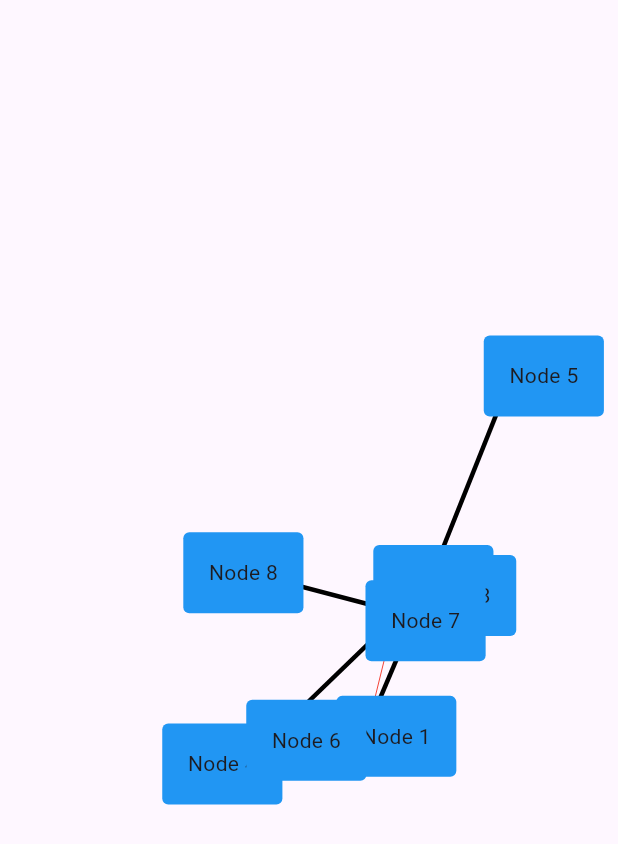
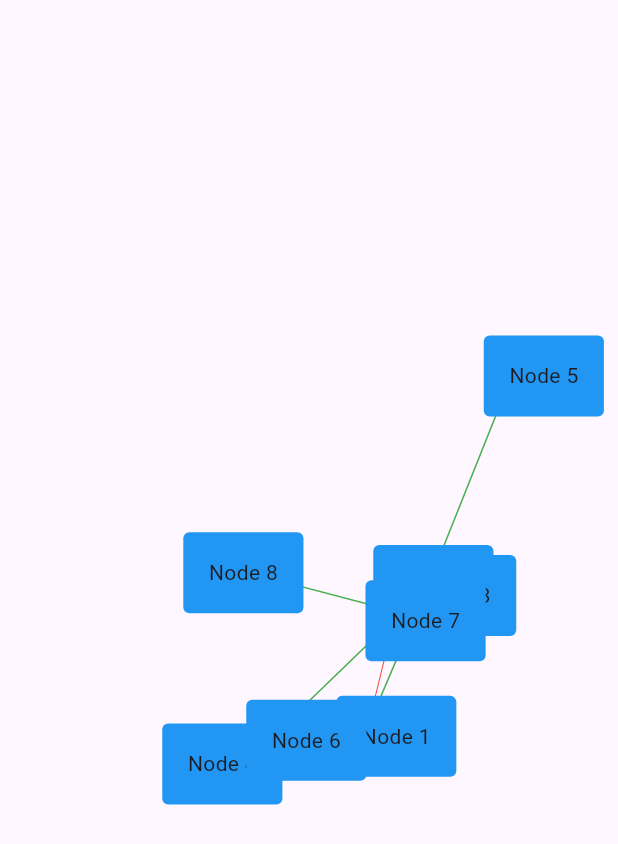
Before and after one commit to nabil6391/graphview, a Flutter app: the GraphClusterViewPage screen opened directly, on a phone screen of 412 x 824 dp. Shown: the top 844 px of the screen. Run offline on Flutter 3.47's test engine with Material 3 defaults, Android fonts, the phone set to English and light mode, and no system bars; Roboto replaces fonts that are missing (SF Pro Display).

Commit message:
Minor Improvements

```diff
--- a/example/lib/layer_graphview_json.dart
+++ b/example/lib/layer_graphview_json.dart
@@ -82,6 +82,10 @@ class _LayerGraphPageFromJsonState extends State<LayerGraphPageFromJson> {
       {
         "from": "19",
         "to": "17"
+      },
+      {
+        "from": "11",
+        "to": "1"
       },
 
     ]
--- a/lib/GraphView.dart
+++ b/lib/GraphView.dart
@@ -1202,12 +1202,13 @@ class GraphViewCustomPainter extends StatefulWidget {
   final NodeWidgetBuilder builder;
   final stepMilis = 25;
 
-  GraphViewCustomPainter(
-      {Key? key,
-        required this.graph,
-        required this.algorithm,
-        this.paint,
-        required this.builder}) {}
+  GraphViewCustomPainter({
+    Key? key,
+    required this.graph,
+    required this.algorithm,
+    this.paint,
+    required this.builder,
+  }) : super(key: key);
 
   @override
   _GraphViewCustomPainterState createState() => _GraphViewCustomPainterState();
@@ -1252,7 +1253,7 @@ class _GraphViewCustomPainterState extends State<GraphViewCustomPainter> {
       children: [
         CustomPaint(
           size: MediaQuery.of(context).size,
-          painter: EdgeRender(algorithm, graph, Offset(20, 20)),
+          painter: EdgeRender(algorithm, graph, Offset(20, 20), widget.paint),
         ),
         ...List<Widget>.generate(graph.nodeCount(), (index) {
           return Positioned(
@@ -1281,16 +1282,18 @@ class EdgeRender extends CustomPainter {
   Algorithm algorithm;
   Graph graph;
   Offset offset;
+  Paint? customPaint;
 
-  EdgeRender(this.algorithm, this.graph, this.offset);
+  EdgeRender(this.algorithm, this.graph, this.offset, this.customPaint);
 
   @override
   void paint(Canvas canvas, Size size) {
-    var edgePaint = (Paint()
-      ..color = Colors.black
-      ..strokeWidth = 3)
-      ..style = PaintingStyle.stroke
-      ..strokeCap = StrokeCap.butt;
+    var edgePaint = customPaint ??
+        (Paint()
+          ..color = Colors.black
+          ..strokeWidth = 3
+          ..style = PaintingStyle.stroke
+          ..strokeCap = StrokeCap.butt);
 
     canvas.save();
     canvas.translate(offset.dx, offset.dy);
--- a/lib/forcedirected/FruchtermanReingoldAlgorithm.dart
+++ b/lib/forcedirected/FruchtermanReingoldAlgorithm.dart
@@ -18,7 +18,7 @@ class FruchtermanReingoldAlgorithm implements Algorithm {
 
   FruchtermanReingoldAlgorithm(this.configuration, {this.renderer}) {
     this.configuration = configuration;
-    this.renderer = renderer ?? ArrowEdgeRenderer();
+    this.renderer = renderer ?? ArrowEdgeRenderer(noArrow: true);
   }
 
   @override
```
